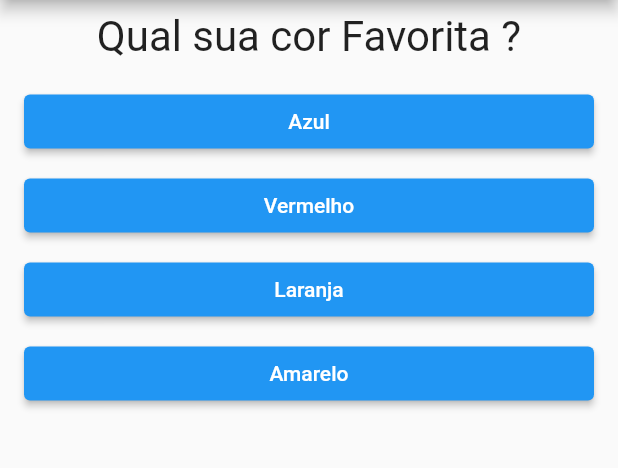
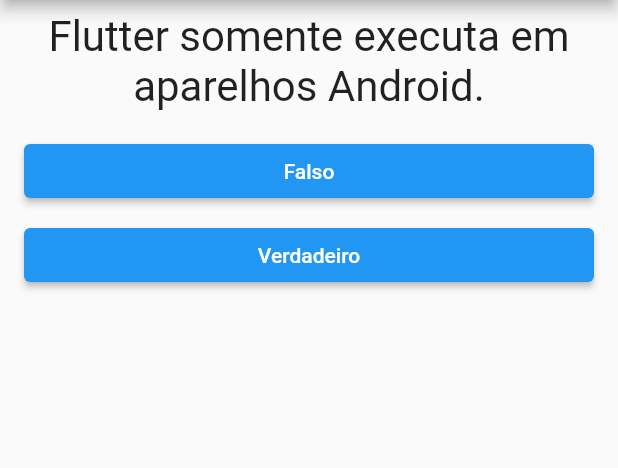
Before and after one commit to GuilhermePalma/Flutter_Quiz, a Flutter app: the screen it shows after launch, on a phone screen of 412 x 824 dp, the part 84-552 px from its top. Run offline on Flutter 3.47's test engine with Material 2 defaults, Android fonts, the phone set to English and light mode, and no system bars.

Commit message:
Feature: Custom Questions in Quiz

```diff
--- a/lib/main.dart
+++ b/lib/main.dart
@@ -20,30 +20,45 @@ class _MyAppState extends State<MyApp> {
 
   var listQuestions = [
     {
-      "question": "Qual sua cor Favorita ?",
+      "question": 'Flutter somente executa em aparelhos Android.',
       "response": [
-        {"text": "Azul", "value": 3},
-        {"text": "Vermelho", "value": 10},
-        {"text": "Laranja", "value": 4},
-        {"text": "Amarelo", "value": 1},
+        {"text": "Falso", "value": 10},
+        {"text": "Verdadeiro", "value": 0},
       ],
     },
     {
-      "question": "Qual sua Linguagem de Programação Preferida ?",
+      "question": "O Flutter é um Framework escrito em cima da Linguagem Dart.",
       "response": [
-        {"text": "C#", "value": 7},
-        {"text": "Flutter", "value": 10},
-        {"text": "JavaScript", "value": 6},
-        {"text": "Phyton", "value": 8},
+        {"text": "Verdadeiro", "value": 10},
+        {"text": "Falso", "value": 0},
       ],
     },
     {
-      "question": "Qual seu Hobby ?",
+      "question": 'Ao Programar em Flutter, é possivel acessar componentes '
+          'utilizando as Linguagens:',
       "response": [
-        {"text": "Tocar um Instrumento", "value": 10},
-        {"text": "Ver Series/Filmes", "value": 3},
-        {"text": "Cozinhar", "value": 8},
-        {"text": "Praticar Esportes", "value": 7},
+        {"text": "Java, Kotin e Swift", "value": 10},
+        {"text": "Java, Kotin", "value": 7},
+        {"text": "Java, C#", "value": 0},
+        {"text": "Kotin, Angular e Swift", "value": 0},
+      ],
+    },
+    {
+      "question":
+          'O Flutter renderiza os Widgets de diferentes formas, alterando '
+              'o Layout caso o Sistema Operacional Seja outro',
+      "response": [
+        {"text": "Verdadeiro", "value": 0},
+        {"text": "Falso", "value": 10},
+      ],
+    },
+    {
+      "question": 'São Elementos do Flutter:',
+      "response": [
+        {"text": "Text, Container, Row, Column, Stack", "value": 10},
+        {"text": "Container, Row, Column", "value": 6},
+        {"text": "Linear Layout", "value": 0},
+        {"text": "Constraint Layout", "value": 0},
       ],
     },
   ];
--- a/lib/result.dart
+++ b/lib/result.dart
@@ -9,16 +9,22 @@ class Result extends StatelessWidget {
 
   @override
   Widget build(BuildContext context) {
+    String valueScore = scoreQuiz.toString().length > 4
+        ? scoreQuiz.toString().substring(0, 4)
+        : scoreQuiz.toString();
+
     return Column(
       // Centraliza o Conteudo
       mainAxisAlignment: MainAxisAlignment.center,
       children: [
-        CustomText("Parabens !"),
+        CustomText(
+          scoreQuiz > 6 ? "Parabens !" : "Que pena, não foi dessa vez.",
+        ),
         Container(
           margin: const EdgeInsets.all(16),
           child: Text(
             // Mostra a Pontuação com 2 Casas Decimais
-            "Sua Pontuação Media foi: ${scoreQuiz.toString().substring(0, 4)}",
+            "Sua Pontuação Media foi: $valueScore",
             style: const TextStyle(
               fontSize: 16,
               color: Colors.black,
```
